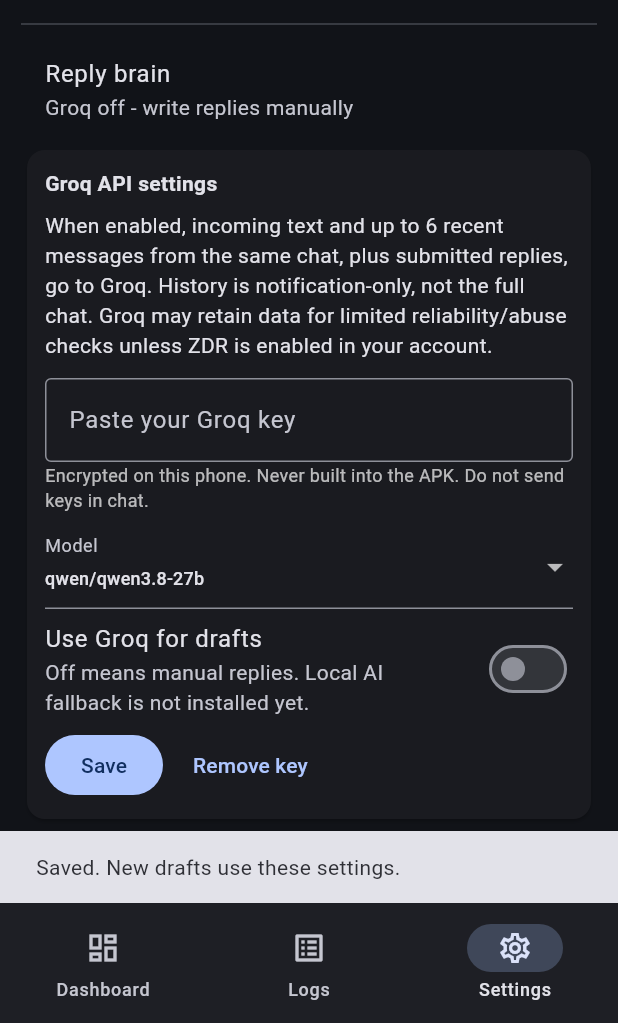
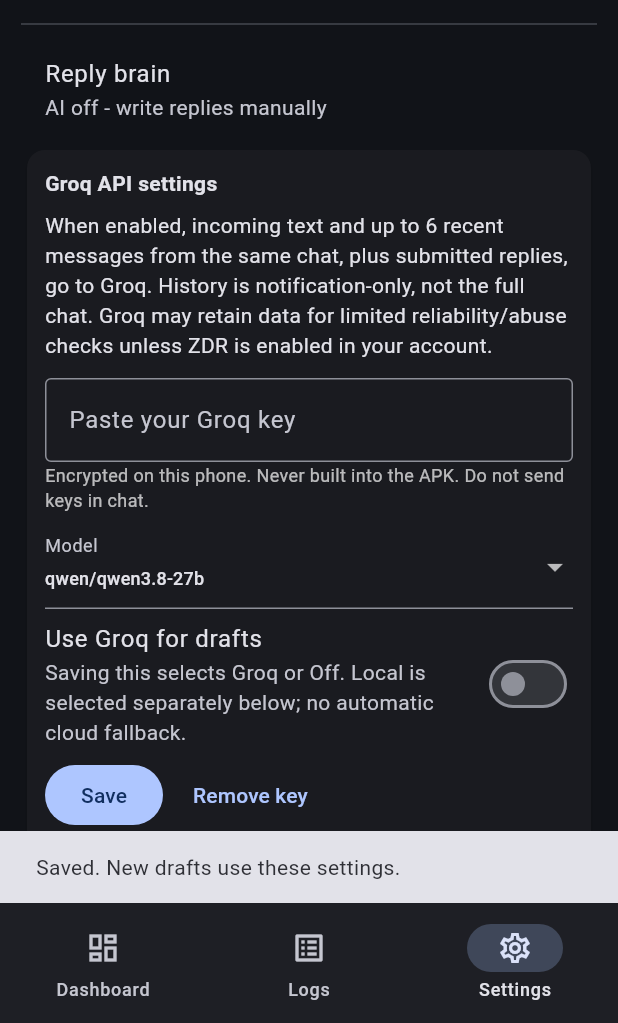
Before and after one commit to frances09f-lgtm/replier, a Flutter app: the screen it shows after launch, item 3 of the bottom bar chosen, after a tap on "Save", on a phone screen of 412 x 824 dp, the part 213-1236 px from its top. Run offline on Flutter 3.47's test engine with Material 3 defaults, Android fonts, the phone set to English and light mode, and no system bars; our stand-ins replace flutter_secure_storage, hive, hive_flutter; missing offline and left inert: llama_cpp_dart; accounts and stored records are empty; network calls fail.

Commit message:
Wire explicit local model downloads provider choice and Android resource guards

```diff
--- a/lib/main.dart
+++ b/lib/main.dart
@@ -30,6 +30,11 @@
     replySettings: settings,
     provider: GroqProvider(key: settings.key, model: settings.model),
   );
+  try {
+    await controller.initLocal();
+  } catch (_) {
+    settings.mode = 'off';
+  }
   await controller.start();
   runApp(ReplierApp(controller: controller));
 }
--- a/lib/services/ai/reply_settings.dart
+++ b/lib/services/ai/reply_settings.dart
@@ -5,12 +5,20 @@
   String key = '';
   String model = 'qwen/qwen3.8-27b';
   bool enabled = false;
+  String mode = 'off';
+  String localModel = 'qwen35_2b';
   static const models = ['qwen/qwen3.8-27b', 'openai/gpt-oss-120b'];
   Future<void> load() async {
     key = await storage.read(key: 'groq_key') ?? '';
     final saved = await storage.read(key: 'groq_model');
     if (models.contains(saved)) model = saved!;
     enabled = await storage.read(key: 'groq_enabled') == 'true';
+    final selected = await storage.read(key: 'provider_mode');
+    mode = ['off', 'groq', 'local'].contains(selected)
+        ? selected!
+        : (enabled ? 'groq' : 'off');
+    final local = await storage.read(key: 'local_model');
+    if (['qwen35_2b', 'qwen3_17b'].contains(local)) localModel = local!;
   }
 
   Future<void> save(String newKey, String newModel, bool consent) async {
@@ -21,5 +29,21 @@
     key = newKey.trim();
     model = newModel;
     enabled = consent;
+    mode = consent ? 'groq' : 'off';
+    await storage.write(key: 'provider_mode', value: mode);
+  }
+
+  Future<void> saveLocal(String model) async {
+    if (!['qwen35_2b', 'qwen3_17b'].contains(model))
+      throw ArgumentError('Unknown local model');
+    await storage.write(key: 'local_model', value: model);
+    await storage.write(key: 'provider_mode', value: 'local');
+    localModel = model;
+    mode = 'local';
+  }
+
+  Future<void> off() async {
+    await storage.write(key: 'provider_mode', value: 'off');
+    mode = 'off';
   }
 }
--- a/lib/services/bridge.dart
+++ b/lib/services/bridge.dart
@@ -8,6 +8,12 @@
 class ReplierBridge {
   static const _control = MethodChannel('replier/control');
   static const _events = EventChannel('replier/events');
+
+  Future<Map<String, dynamic>> resources() async {
+    final raw = await _control.invokeMethod<Map>('resources');
+    if (raw == null) throw StateError('Could not read phone resources');
+    return Map<String, dynamic>.from(raw);
+  }
 
   Stream<Map<String, dynamic>> events() => _events.receiveBroadcastStream().map(
     (e) => Map<String, dynamic>.from(e as Map),
--- a/lib/state/controller.dart
+++ b/lib/state/controller.dart
@@ -1,4 +1,11 @@
 import 'dart:async';
+import 'dart:io';
+
+import 'package:path_provider/path_provider.dart';
+
+import '../services/local/model_catalog.dart';
+import '../services/local/model_download.dart';
+import '../services/local/local_provider.dart';
 
 import 'package:flutter/foundation.dart';
 
@@ -24,12 +31,13 @@
   final ReplierBridge bridge;
   AiProvider provider;
   final ReplySettings? replySettings;
-  bool get cloudEnabled => replySettings?.enabled ?? true;
+  bool get cloudEnabled =>
+      replySettings == null ? true : replySettings!.mode != 'off';
   String get brainName => replySettings == null
       ? provider.name
       : cloudEnabled
       ? provider.name
-      : "Groq off - write replies manually";
+      : "AI off - write replies manually";
 
   StreamSubscription? _sub;
   bool autoReplyEnabled = false; // master switch; V1 stays preview-only
@@ -43,6 +51,69 @@
 
   List<MessageEvent> get pending => store.pendingReview();
   List<MessageEvent> get history => store.newestFirst();
+
+  ModelDownload? downloads;
+  Future<void> initLocal() async {
+    final root = await getApplicationSupportDirectory();
+    downloads = ModelDownload(Directory('${root.path}/models'));
+    if (replySettings?.mode == 'local') {
+      final spec = LocalModelSpec.all.firstWhere(
+        (m) => m.id == replySettings!.localModel,
+      );
+      provider = LocalModelProvider(
+        model: spec,
+        file: downloads!.modelFile(spec),
+      );
+    }
+  }
+
+  Future<void> configureLocal(LocalModelSpec spec) async {
+    if (downloads == null || !await downloads!.installed(spec))
+      throw const ReplyGenerationException('Download this model first.');
+    await cancelLocal();
+    if (provider is GroqProvider)
+      (provider as GroqProvider).client.close(force: true);
+    await replySettings!.saveLocal(spec.id);
+    provider = LocalModelProvider(
+      model: spec,
+      file: downloads!.modelFile(spec),
+    );
+    notifyListeners();
+  }
+
+  Future<void> configureOff() async {
+    await cancelLocal();
+    await replySettings!.off();
+    notifyListeners();
+  }
+
+  Future<void> cancelLocal() async {
+    if (provider is LocalModelProvider)
+      await (provider as LocalModelProvider).cancel();
+  }
+
+  Future<void> resourceGuard(
+    LocalModelSpec spec, {
+    required bool download,
+  }) async {
+    final r = await bridge.resources();
+    if (download) {
+      final partial = downloads?.partFile(spec);
+      final have = partial != null && await partial.exists()
+          ? await partial.length()
+          : 0;
+      if ((r['freeDisk'] as num).toInt() <
+          spec.bytes - have + 256 * 1024 * 1024)
+        throw const ReplyGenerationException(
+          'Not enough free storage. Free space before downloading.',
+        );
+    } else if (r['lowMemory'] == true ||
+        (r['availableRam'] as num).toInt() < spec.bytes + 700 * 1024 * 1024) {
+      throw const ReplyGenerationException(
+        'Not enough available RAM for this local model. Close other apps or use Groq.',
+      );
+    }
+  }
 
   Future<void> start() async {
     await refreshPermissions();
@@ -84,6 +155,7 @@
   }
 
   Future<void> configure(String key, String model, bool enabled) async {
+    await cancelLocal();
     await replySettings!.save(key, model, enabled);
     if (provider is GroqProvider)
       (provider as GroqProvider).client.close(force: true);
@@ -105,11 +177,16 @@
     try {
       if (!cloudEnabled)
         throw const ReplyGenerationException(
-          'Groq is off. Enable it in Settings or tap Edit.',
+          'AI is off. Choose Groq or Local in Settings, or tap Edit.',
         );
       if (e.text.length > 4000)
         throw const ReplyGenerationException(
           'Message too long for a short reply. Tap Edit.',
+        );
+      if (provider is LocalModelProvider)
+        await resourceGuard(
+          (provider as LocalModelProvider).model,
+          download: false,
         );
       final draft = await provider.generateReply(
         sender: e.sender,
@@ -203,6 +280,8 @@
   @override
   void dispose() {
     _sub?.cancel();
+    downloads?.cancel();
+    cancelLocal();
     if (provider is GroqProvider)
       (provider as GroqProvider).client.close(force: true);
     super.dispose();
--- a/lib/ui/home.dart
+++ b/lib/ui/home.dart
@@ -3,6 +3,7 @@
 import '../models/message_event.dart';
 import '../services/ai/reply_settings.dart';
 import '../state/controller.dart';
+import 'local_settings.dart';
 
 class ReplierHome extends StatefulWidget {
   const ReplierHome({super.key, required this.controller});
@@ -39,6 +40,9 @@
   @override
   void didChangeAppLifecycleState(AppLifecycleState state) {
     if (state == AppLifecycleState.resumed) c.refreshPermissions();
+    if (state == AppLifecycleState.paused ||
+        state == AppLifecycleState.detached)
+      c.cancelLocal();
   }
 
   @override
@@ -104,7 +108,7 @@
         ),
         const SizedBox(height: 4),
         const Text(
-          'Groq drafts only. Every send needs your review and tap.',
+          'AI drafts only. Every send needs your review and tap.',
           style: TextStyle(color: Colors.white54, fontSize: 12),
         ),
         const SizedBox(height: 8),
@@ -290,7 +294,7 @@
             const Divider(height: 16),
             Text(
               e.status == 'generating'
-                  ? 'Drafting with Groq…'
+                  ? 'Drafting…'
                   : e.generatedReply.isEmpty
                   ? 'No draft yet'
                   : e.generatedReply,
@@ -414,6 +418,7 @@
         const Divider(),
         ListTile(title: const Text('Reply brain'), subtitle: Text(c.brainName)),
         if (c.replySettings != null) _GroqSettings(c: c),
+        if (c.replySettings != null) LocalModelSettings(c: c),
         ListTile(
           title: const Text('Notification access'),
           subtitle: Text(c.notifAccess ? 'Granted' : 'Not granted'),
@@ -507,7 +512,7 @@
   void initState() {
     super.initState();
     model = widget.c.replySettings!.model;
-    enabled = widget.c.replySettings!.enabled;
+    enabled = widget.c.replySettings!.mode == 'groq';
   }
 
   @override
@@ -567,7 +572,7 @@
             contentPadding: EdgeInsets.zero,
             title: const Text('Use Groq for drafts'),
             subtitle: const Text(
-              'Off means manual replies. Local AI fallback is not installed yet.',
+              'Saving this selects Groq or Off. Local is selected separately below; no automatic cloud fallback.',
             ),
             value: enabled,
             onChanged: (v) => setState(() => enabled = v),
--- /dev/null
+++ b/lib/ui/local_settings.dart
@@ -0,0 +1,188 @@
+import 'package:flutter/material.dart';
+
+import '../state/controller.dart';
+import '../services/local/model_catalog.dart';
+
+class LocalModelSettings extends StatefulWidget {
+  const LocalModelSettings({super.key, required this.c});
+  final ReplierController c;
+  @override
+  State<LocalModelSettings> createState() => _LocalModelSettingsState();
+}
+
+class _LocalModelSettingsState extends State<LocalModelSettings> {
+  String selected = LocalModelSpec.primary.id;
+  String status = '';
+  int done = 0, total = 0;
+  bool downloading = false, checking = false;
+  @override
+  void initState() {
+    super.initState();
+    selected = widget.c.replySettings!.localModel;
+  }
+
+  @override
+  void dispose() {
+    widget.c.downloads?.cancel();
+    super.dispose();
+  }
+
+  Future<void> download(LocalModelSpec spec) async {
+    final yes = await showDialog<bool>(
+      context: context,
+      builder: (ctx) => AlertDialog(
+        title: const Text('Download local test model?'),
+        content: Text(
+          '${spec.label}: ${(spec.bytes / 1000000000).toStringAsFixed(2)} GB. Uses internet for the model download only. Allow enough free storage and RAM. Draft quality and speed on your phone are not measured yet. Interrupted downloads can resume; model is usable only after hash verification.',
+        ),
+        actions: [
+          TextButton(
+            onPressed: () => Navigator.pop(ctx, false),
+            child: const Text('Cancel'),
+          ),
+          FilledButton(
+            onPressed: () => Navigator.pop(ctx, true),
+            child: const Text('Download'),
+          ),
+        ],
+      ),
+    );
+    if (yes != true || !mounted) return;
+    setState(() {
+      downloading = true;
+      status = 'Checking free storage...';
+    });
+    try {
+      await widget.c.resourceGuard(spec, download: true);
+      final d = widget.c.downloads;
+      if (d == null)
+        throw StateError('Local storage unavailable. Restart the app.');
+      await d.download(
+        spec,
+        progress: (a, b) {
+          if (mounted)
+            setState(() {
+              done = a;
+              total = b;
+              status = a == b ? 'Verifying SHA-256...' : 'Downloading model...';
+            });
+        },
+      );
+      if (mounted)
+        setState(() => status = 'Verified. Tap Use local model to select it.');
+    } catch (_) {
+      if (mounted)
+        setState(
+          () => status = 'Download paused or failed. Free storage or check internet, then Resume. Partial file retained unless hash failed.',
+        );
+    } finally {
+      if (mounted) setState(() => downloading = false);
+    }
+  }
+
+  @override
+  Widget build(BuildContext context) {
+    final spec = LocalModelSpec.all.firstWhere((m) => m.id == selected);
+    return Card(
+      child: Padding(
+        padding: const EdgeInsets.all(12),
+        child: Column(
+          crossAxisAlignment: CrossAxisAlignment.start,
+          children: [
+            const Text(
+              'Local AI · phone test',
+              style: TextStyle(fontWeight: FontWeight.bold),
+            ),
+            const SizedBox(height: 8),
+            Text(
+              'Current provider: ${widget.c.replySettings!.mode}. Local runs on this phone, uses no API key, and never falls back to cloud. Every reply still needs review.',
+            ),
+            const SizedBox(height: 8),
+            DropdownButtonFormField<String>(
+              initialValue: selected,
+              decoration: const InputDecoration(labelText: 'Local model'),
+              items: LocalModelSpec.all
+                  .map(
+                    (m) => DropdownMenuItem(
+                      value: m.id,
+                      child: Text(
+                        m.label,
+                        style: const TextStyle(fontSize: 12),
+                      ),
+                    ),
+                  )
+                  .toList(),
+              onChanged: downloading
+                  ? null
+                  : (v) => setState(() {
+                      selected = v!;
+                      status = '';
+                      done = total = 0;
+                    }),
+            ),
+            Text(
+              'Separate ${(spec.bytes / 1000000000).toStringAsFixed(2)} GB download. Only one model runs at a time. Local drafts stop and unload on background; Retry after returning.',
+            ),
+            if (total > 0) LinearProgressIndicator(value: done / total),
+            if (status.isNotEmpty)
+              Padding(
+                padding: const EdgeInsets.symmetric(vertical: 8),
+                child: Text(status),
+              ),
+            Wrap(
+              spacing: 8,
+              children: [
+                OutlinedButton(
+                  onPressed: downloading || checking
+                      ? null
+                      : () => download(spec),
+                  child: const Text('Download / Resume'),
+                ),
+                if (downloading)
+                  TextButton(
+                    onPressed: () => widget.c.downloads?.cancel(),
+                    child: const Text('Pause'),
+                  ),
+                FilledButton(
+                  onPressed: downloading || checking
+                      ? null
+                      : () async {
+                          setState(() => checking = true);
+                          try {
+                            await widget.c.resourceGuard(spec, download: false);
+                            await widget.c.configureLocal(spec);
+                            if (mounted)
+                              setState(
+                                () => status = 'Local selected. New drafts use this model.',
+                              );
+                          } catch (_) {
+                            if (mounted)
+                              setState(
+                                () => status = 'Could not select. Download and verify the model, and free RAM first.',
+                              );
+                          } finally {
+                            if (mounted) setState(() => checking = false);
+                          }
+                        },
+                  child: const Text('Use local model'),
+                ),
+                TextButton(
+                  onPressed: downloading
+                      ? null
+                      : () async {
+                          await widget.c.configureOff();
+                          if (mounted)
+                            setState(
+                              () => status = 'AI off. Replies are manual.',
+                            );
+                        },
+                  child: const Text('AI Off'),
+                ),
+              ],
+            ),
+          ],
+        ),
+      ),
+    );
+  }
+}
```
Also changed, not shown: 2 other files.
